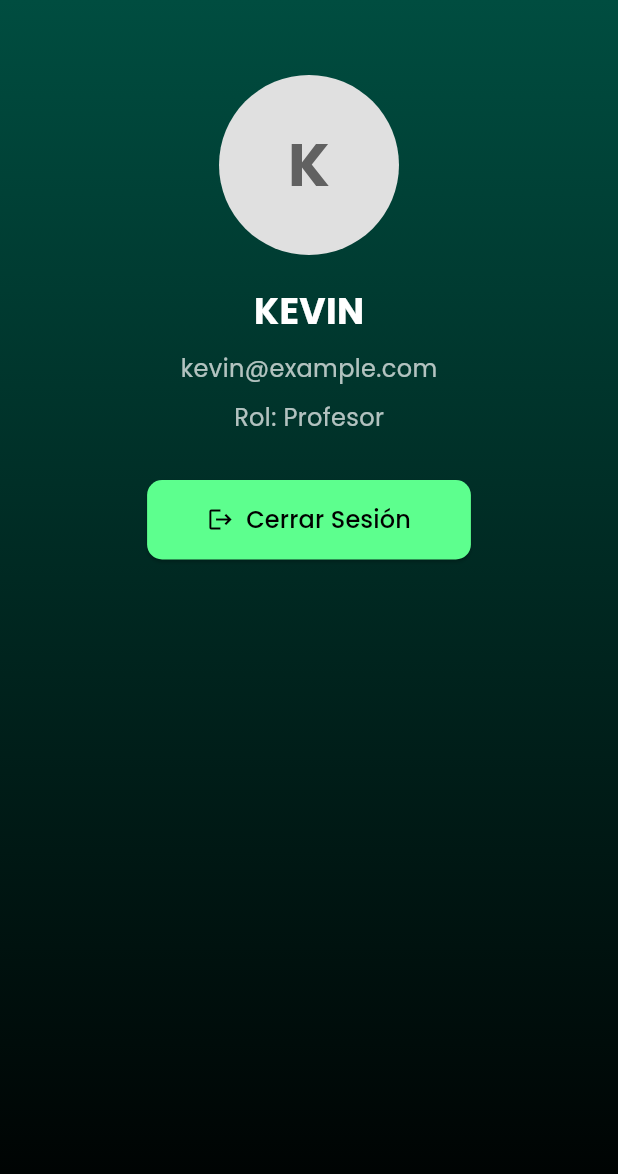
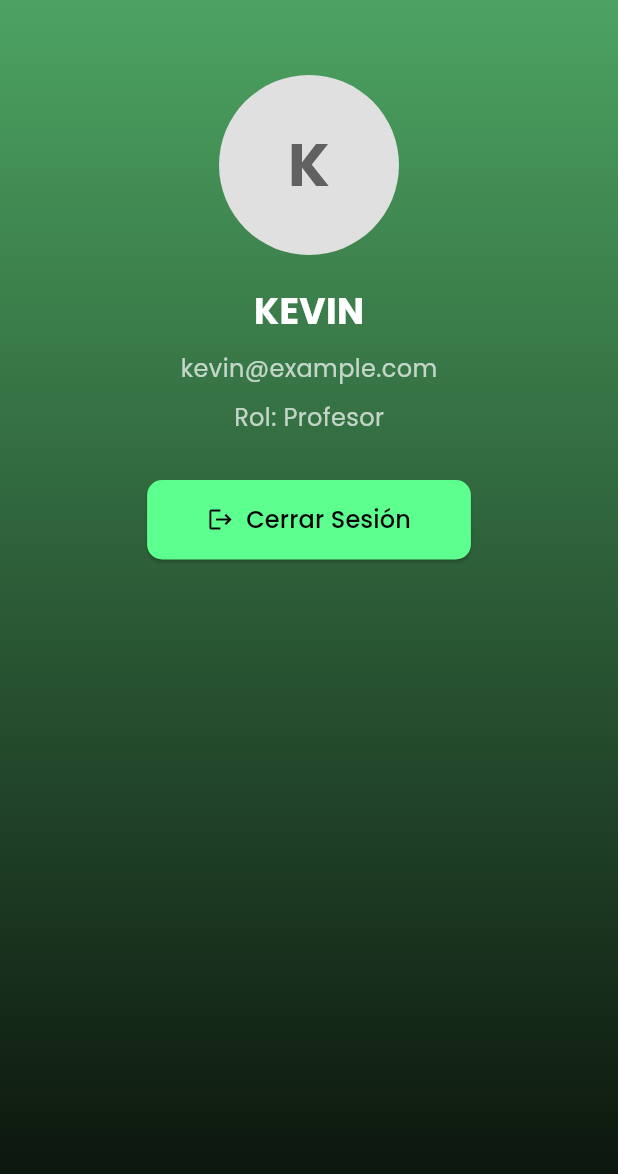
Before and after one commit to PinedaBellako/Proyecto-Movil, a Flutter app: the PerfilScreen screen opened directly, on a phone screen of 412 x 824 dp. Shown: the top 1174 px of the screen. Run offline on Flutter 3.47's test engine with Material 3 defaults, Android fonts, the phone set to English and light mode, and no system bars; our stand-ins replace cloud_firestore, firebase_core, google_fonts, qr_flutter, table_calendar; missing offline and left inert: qr_code_scanner; accounts and stored records are empty.

Commit message:
colores de fondo

```diff
--- a/lib/Pantallas/actividad.dart
+++ b/lib/Pantallas/actividad.dart
@@ -38,8 +38,8 @@ class _ActividadScreenState extends State<ActividadScreen> {
                 begin: Alignment.topCenter,
                 end: Alignment.bottomCenter,
                 colors: [
-                  Color(0xFF004D40), // Verde oscuro
-                  Color(0xFF000000), // Negro
+                  Color.fromARGB(255, 76, 163, 97), // Verde oscuro
+                  Color.fromARGB(255, 9, 15, 9), // Negro
                 ],
               ),
             ),
--- a/lib/Pantallas/alumno.dart
+++ b/lib/Pantallas/alumno.dart
@@ -39,8 +39,8 @@ class _alumnoState extends State<alumno> {
                 begin: Alignment.topCenter,
                 end: Alignment.bottomCenter,
                 colors: [
-                  Color(0xFF004D40), // Verde oscuro
-                  Color(0xFF000000), // Negro
+                  Color.fromARGB(255, 76, 163, 97), // Verde oscuro
+                  Color.fromARGB(255, 9, 15, 9), // Negro
                 ],
               ),
             ),
--- a/lib/Pantallas/inicio.dart
+++ b/lib/Pantallas/inicio.dart
@@ -115,8 +115,8 @@ class InicioScreen extends StatelessWidget {
                 begin: Alignment.topCenter,
                 end: Alignment.bottomCenter,
                 colors: [
-                  Color(0xFF004D40), // Verde oscuro
-                  Color(0xFF000000), // Negro
+                  Color.fromARGB(255, 76, 163, 97), // Verde oscuro
+                  Color.fromARGB(255, 9, 15, 9), // Negro
                 ],
               ),
             ),
--- a/lib/Pantallas/perfil.dart
+++ b/lib/Pantallas/perfil.dart
@@ -25,8 +25,8 @@ class PerfilScreen extends StatelessWidget {
                 begin: Alignment.topCenter,
                 end: Alignment.bottomCenter,
                 colors: [
-                  Color(0xFF004D40), // Verde oscuro
-                  Color(0xFF000000), // Negro
+                  Color.fromARGB(255, 76, 163, 97), // Verde oscuro
+                  Color.fromARGB(255, 9, 15, 9), // Negro
                 ],
               ),
             ),
--- a/lib/Pantallas/profesor.dart
+++ b/lib/Pantallas/profesor.dart
@@ -317,8 +317,8 @@ class _profesorState extends State<profesor> {
                 begin: Alignment.topCenter,
                 end: Alignment.bottomCenter,
                 colors: [
-                  Color(0xFF004D40), // Verde oscuro
-                  Color(0xFF000000), // Negro
+                  Color.fromARGB(255, 76, 163, 97), // Verde oscuro
+                  Color.fromARGB(255, 9, 15, 9), // Negro
                 ],
               ),
             ),
--- a/lib/Pantallas/registrarse.dart
+++ b/lib/Pantallas/registrarse.dart
@@ -94,8 +94,8 @@ class _registrarseState extends State<registrarse> {
                 begin: Alignment.topCenter,
                 end: Alignment.bottomCenter,
                 colors: [
-                  Color(0xFF004D40), // Verde oscuro
-                  Color(0xFF000000), // Negro
+                  Color.fromARGB(255, 76, 163, 97), // Verde oscuro
+                  Color.fromARGB(255, 9, 15, 9), // Negro
                 ],
               ),
             ),
```
